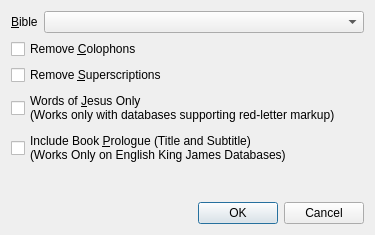
Qt form programs/ELSSearch/ELSBibleDatabaseSelectDlg.ui (dewhisna/KingJamesPureBibleSearch) before a commit.
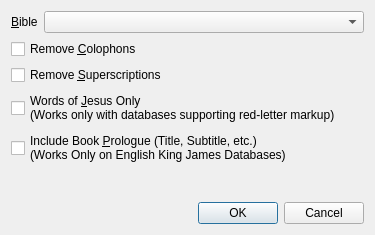
The same form after that commit.

Commit message: Add support for book prologues. These are currently defined as the subtitle (or description) for the book, unless it's empty, in which case the book name is used. These will most certainly change once it's determined what the real text will be, at which time it will become a hardcoded "mess" that's only relevant to the English King James text.

Diff of the .ui file:
```diff
--- a/programs/ELSSearch/ELSBibleDatabaseSelectDlg.ui
+++ b/programs/ELSSearch/ELSBibleDatabaseSelectDlg.ui
@@ -63,7 +63,7 @@
    <item>
     <widget class="QCheckBox" name="chkIncludeBookPrologue">
      <property name="text">
-      <string>Include Book &amp;Prologue (Title and Subtitle)
+      <string>Include Book &amp;Prologue (Title, Subtitle, etc.)
 (Works Only on English King James Databases)</string>
      </property>
     </widget>
```
The commit also changes 5 other files.
